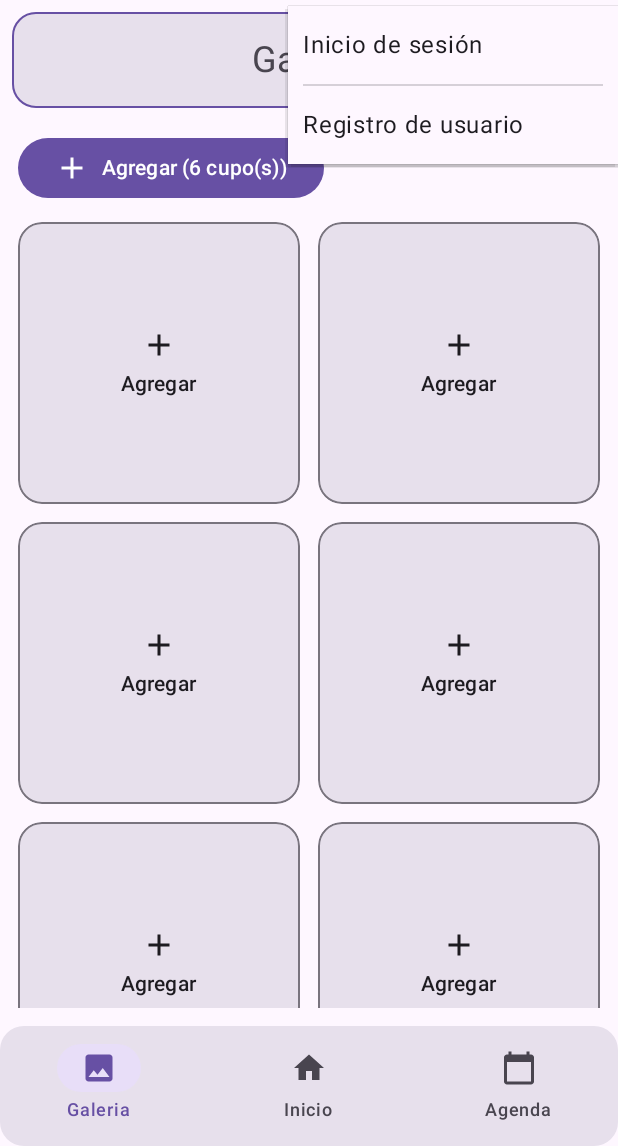
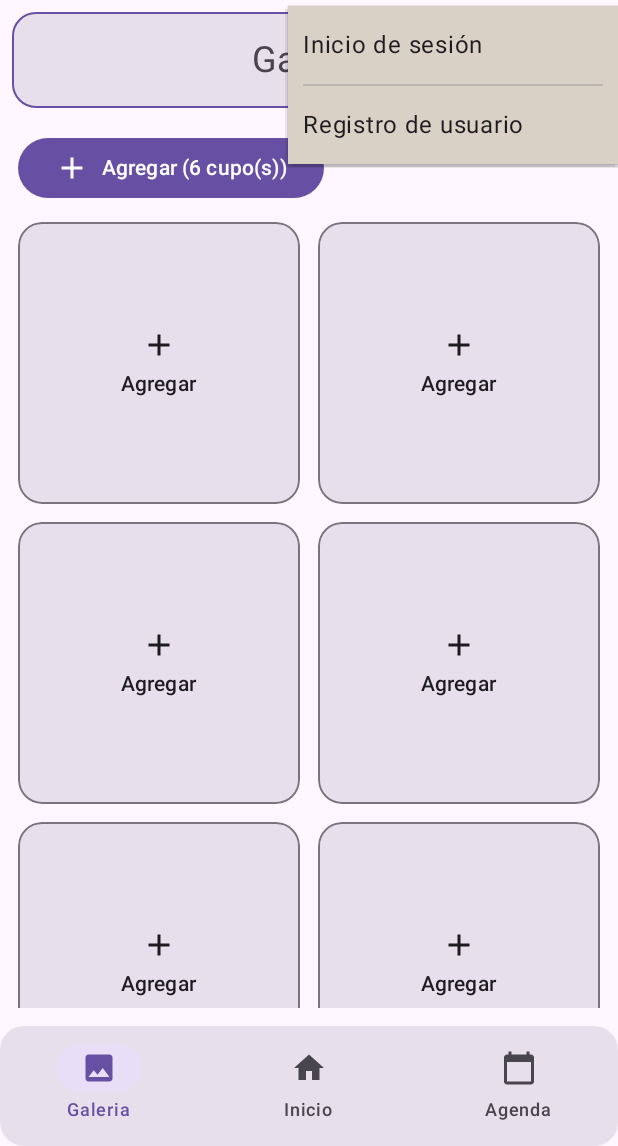
Before and after one commit to LaHechicera/PetDateApp, an Android app built with Jetpack Compose: the screen it shows after launch (MainActivity), after a tap on "Menú sesión de Usuario", on a phone screen of 412 x 824 dp, the part 90-1236 px from its top. Run offline under Robolectric (Android 15) with nearby library versions, the phone set to English and light mode, and no system bars.

Commit message:
barra usuario y temas

```diff
--- a/app/src/main/java/com/example/petdateapp/MainActivity.kt
+++ b/app/src/main/java/com/example/petdateapp/MainActivity.kt
@@ -69,6 +69,7 @@ class MainActivity : ComponentActivity() {
 
                 val currentBackStack by navController.currentBackStackEntryAsState()
                 val currentRoute = currentBackStack?.destination?.route
+                val isDarkTheme = isSystemInDarkTheme()
 
                 Box(
                     modifier = Modifier
@@ -280,7 +281,7 @@ class MainActivity : ComponentActivity() {
                         ) {
 
                             Surface(
-                                color = MaterialTheme.colorScheme.surface,
+                                color = if (isDarkTheme) Color(0xB7986416) else Color(0xFFDAD1C6),
                                 tonalElevation = 0.dp,
                                 shadowElevation = 0.dp,
                                 shape = RoundedCornerShape(0.dp),
--- a/app/src/main/java/com/example/petdateapp/ui/HomeScreen.kt
+++ b/app/src/main/java/com/example/petdateapp/ui/HomeScreen.kt
@@ -18,6 +18,7 @@ import androidx.compose.ui.Modifier
 import androidx.compose.ui.draw.scale
 import androidx.compose.ui.res.painterResource
 import androidx.compose.ui.text.font.FontFamily
+import androidx.compose.ui.text.style.TextAlign
 import androidx.compose.ui.unit.dp
 import androidx.compose.ui.unit.sp
 import com.example.petdateapp.R
@@ -63,13 +64,17 @@ fun HomeScreen() {
                 enter = fadeIn(tween(800)) + scaleIn(tween(800))
             ) {
                 Text(
-                    text = "Bienvenidos",
+                    text = "Bienvenidos a PetDate!",
                     style = MaterialTheme.typography.headlineLarge.copy(
-                        fontSize = MaterialTheme.typography.headlineLarge.fontSize * 1.2f),
-                        color = MaterialTheme.colorScheme.onBackground
+                        fontSize = MaterialTheme.typography.headlineLarge.fontSize * 1.2f
+                    ),
+                    color = MaterialTheme.colorScheme.onBackground,
+                    modifier = Modifier.fillMaxWidth(), //
+                    textAlign = TextAlign.Center
                 )
             }
             Spacer(modifier = Modifier.height(24.dp))
+
 
             // Imagen del Logo
             AnimatedVisibility(
@@ -89,17 +94,6 @@ fun HomeScreen() {
 
             Spacer(modifier = Modifier.height(24.dp))
 
-            // Texto inferior "a PetDate!"
-            AnimatedVisibility(
-                visible = visible,
-                enter = fadeIn(tween(900)) + scaleIn(tween(900))
-            ) {
-                Text(
-                    text = "a PetDate!",
-                    style = MaterialTheme.typography.headlineLarge,
-                    color = MaterialTheme.colorScheme.onBackground
-                )
-            }
         }
     }
 }
```
